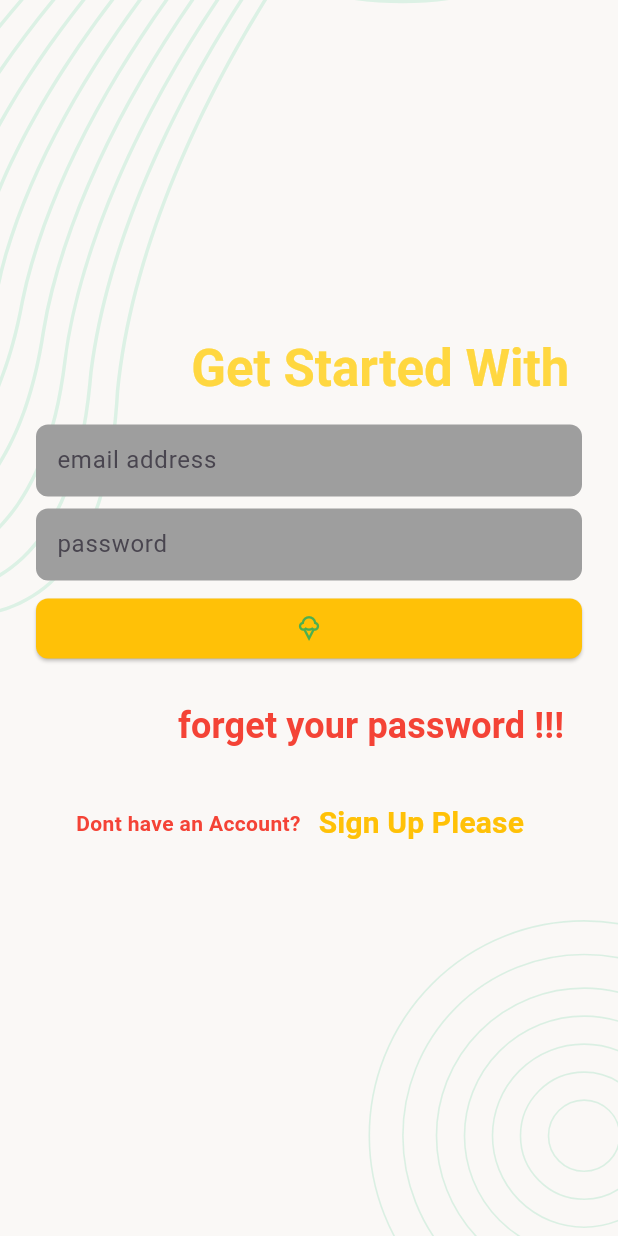
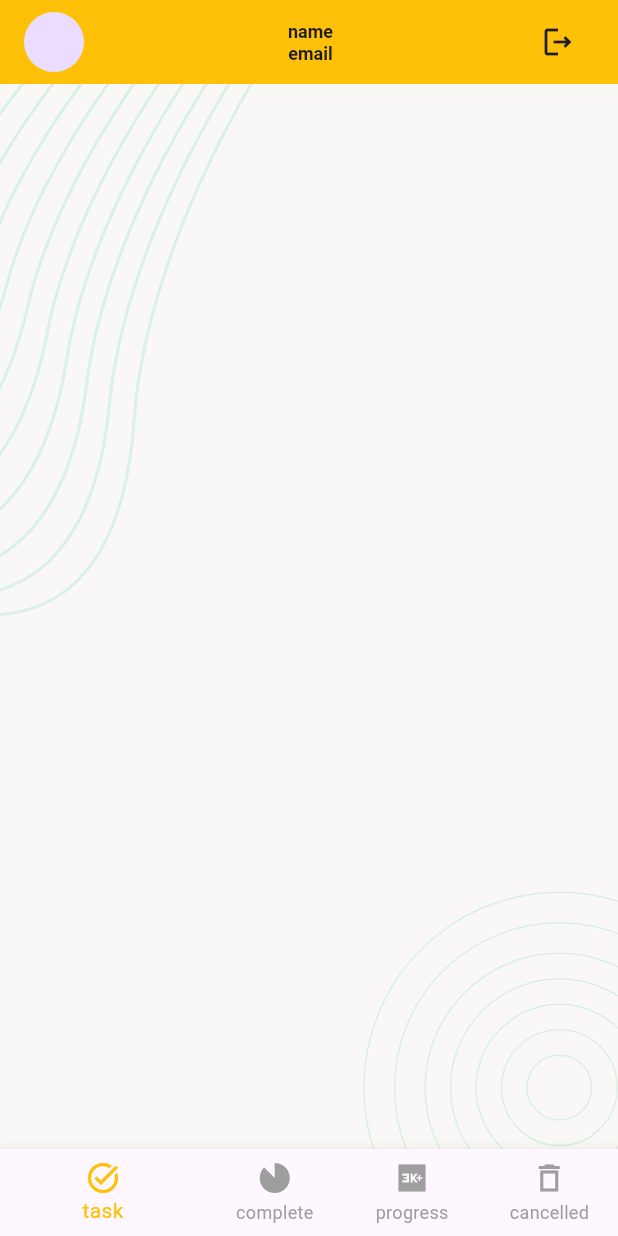
Before and after one commit to susandanne/Task_Manager_Project_in_Flutter, a Flutter app: the screen it shows after launch, after a tap on the "icecream" icon, on a phone screen of 412 x 824 dp. Run offline on Flutter 3.47's test engine with Material 3 defaults, Android fonts, the phone set to English and light mode, and no system bars; our stand-ins replace flutter_svg, pin_code_fields; missing offline and left inert: fvm.

Commit message:
bottom navigation done

```diff
--- a/lib/presentation/screens/email_verification_screen.dart
+++ b/lib/presentation/screens/email_verification_screen.dart
@@ -38,7 +38,7 @@ class _EmailVerificationScreenState extends State<EmailVerificationScreen> {
                   ),
                   Text(
                       'A 6 digit code sent to your email for verification ',
-                        style: TextStyle(fontWeight:FontWeight.bold,color: Colors.grey,fontSize:16 ),
+                        style: TextStyle(color: Colors.grey,fontSize:16 ),
                   ),   SizedBox(
                     height:8,
                   ),
@@ -58,10 +58,10 @@ class _EmailVerificationScreenState extends State<EmailVerificationScreen> {
 
                   Row(mainAxisAlignment:MainAxisAlignment.center,
                     children: [
-                    Text('have an Account !!!',style: TextStyle(color: Colors.red,fontWeight: FontWeight.bold),),
+                    Text('have an Account !!!',style: TextStyle(color: Colors.red),),
                     TextButton(onPressed:(){
                       Navigator.pop(context);
-                    }, child:Text('Sign In Please',style: TextStyle(color:Colors.amber,fontWeight: FontWeight.bold,fontSize:20 ),)),
+                    }, child:Text('Sign In Please',style: TextStyle(color:Colors.amber,fontSize:20 ),)),
                   ],)
                 ],
               ),
--- /dev/null
+++ b/lib/presentation/screens/mainBottomNavigationScreen.dart
@@ -0,0 +1,45 @@
+import 'package:flutter/material.dart';
+import 'package:task_manager_project_in_flutter/presentation/screens/newTask_screens.dart';
+
+import '../utilitites/Colors_App.dart';
+
+class BottomNaviagtion extends StatefulWidget {
+  const BottomNaviagtion({super.key});
+
+  @override
+  State<BottomNaviagtion> createState() => _BottomNaviagtionState();
+}
+
+class _BottomNaviagtionState extends State<BottomNaviagtion> {
+ int _currentIndex=0;
+ List<Widget>_TaskScreens=[ NewTask(),NewTask(),NewTask(),NewTask(),];
+  @override
+  Widget build(BuildContext context) {
+    return Scaffold(
+     body: _TaskScreens[_currentIndex],
+      bottomNavigationBar: BottomNavigationBar(items:
+      [
+        BottomNavigationBarItem(icon: Icon(Icons.task_alt_sharp),label: "task"),
+        BottomNavigationBarItem(icon: Icon(Icons.incomplete_circle_sharp),label: "complete"),
+        BottomNavigationBarItem(icon: Icon(Icons.three_k_plus_sharp),label: "progress"),
+        BottomNavigationBarItem(icon: Icon(Icons.delete_outline_sharp),label: "cancelled"),
+      ],
+      selectedItemColor:AppColor.ThemeColor,
+      unselectedItemColor: Colors.grey,
+
+       showUnselectedLabels: true,
+       currentIndex:_currentIndex,
+        onTap:(index){
+          _currentIndex=index;
+        if(mounted){
+
+          setState(() {
+
+          });
+        }
+        }
+
+      ),
+    );
+  }
+}
--- /dev/null
+++ b/lib/presentation/screens/newTask_screens.dart
@@ -0,0 +1,25 @@
+import 'package:flutter/material.dart';
+import 'package:task_manager_project_in_flutter/presentation/widgets/backGroundWidget.dart';
+import 'package:task_manager_project_in_flutter/presentation/widgets/profileLogoAppBarWidget.dart';
+
+class NewTask extends StatefulWidget {
+  const NewTask({super.key});
+
+  @override
+  State<NewTask> createState() => _NewTaskState();
+}
+
+class _NewTaskState extends State<NewTask> {
+
+  @override
+  Widget build(BuildContext context) {
+    return Scaffold(
+      appBar:profileAppBar,
+      body:backGroundWidget(
+        child:Column(
+          children: [],
+        ) ,
+      ),
+    );
+  }
+}
--- a/lib/presentation/screens/pin_verification_screen.dart
+++ b/lib/presentation/screens/pin_verification_screen.dart
@@ -43,7 +43,7 @@ class _pinVerificationScreenState extends State<pinVerificationScreen> {
                   ),
                   Text(
                       'A 6 digit code sent to your email for verification ',
-                        style: TextStyle(fontWeight:FontWeight.bold,color: Colors.grey,fontSize:16 ),
+                        style: TextStyle(color: Colors.grey,fontSize:16 ),
                   ),   SizedBox(
                     height: 8,
                   ),
@@ -88,12 +88,12 @@ class _pinVerificationScreenState extends State<pinVerificationScreen> {
 
                   Row(mainAxisAlignment:MainAxisAlignment.center,
                     children: [
-                    Text('have an Account !!!',style: TextStyle(color: Colors.red,fontWeight: FontWeight.bold),),
-                    TextButton(onPressed:(){
-                      Navigator.pushAndRemoveUntil(context, MaterialPageRoute(builder:(context)=>SignInScreen()), (route) => false);
-                    }, child:Text('Sign In Please',style: TextStyle(color:Colors.amber,fontWeight: FontWeight.bold,fontSize:20 ),)),
-                  ],)
-                ],
+                    Text('have an Account !!!',style: TextStyle(color: Colors.red),),
+                      TextButton(onPressed: (){
+                        Navigator.pushAndRemoveUntil(context,MaterialPageRoute(builder:(context)=>SignInScreen()), (route) => false);
+                      }, child: Text('Sign Please',style: TextStyle(color: Colors.amber,fontSize: 25),))
+                    ],
+                    )],
               ),
             ),
           ),
@@ -107,3 +107,7 @@ class _pinVerificationScreenState extends State<pinVerificationScreen> {
     super.dispose();
   }
 }
+// TextButton(onPressed:(){
+// Navigator.pushAndRemoveUntil(context, MaterialPageRoute(builder:(context)=>SignInScreen()), (route) => false);
+// }, child:Text('Sign In Please',style: TextStyle(color:Colors.amber,fontSize:20 ),
+// )],)
--- a/lib/presentation/screens/setpassword_screen.dart
+++ b/lib/presentation/screens/setpassword_screen.dart
@@ -41,7 +41,7 @@ class _setPasswordScreenState extends State<setPasswordScreen> {
                   ),
                   Text(
                       'Use A 8 digit letters with numbers  ',
-                        style: TextStyle(fontWeight:FontWeight.bold,color: Colors.grey,fontSize:16 ),
+                        style: TextStyle(color: Colors.grey,fontSize:16 ),
                   ),   SizedBox(
                     height: 8,
                   ),
@@ -66,10 +66,10 @@ class _setPasswordScreenState extends State<setPasswordScreen> {
 
                   Row(mainAxisAlignment:MainAxisAlignment.center,
                     children: [
-                    Text('have an Account !!!',style: TextStyle(color: Colors.red,fontWeight: FontWeight.bold),),
+                    Text('have an Account !!!',style: TextStyle(color: Colors.red,),),
                     TextButton(onPressed:(){
                       Navigator.pushAndRemoveUntil(context, MaterialPageRoute(builder:(context)=>SignInScreen()), (route) => false);
-                    }, child:Text('Sign In Please',style: TextStyle(color:Colors.amber,fontWeight: FontWeight.bold,fontSize:20 ),)),
+                    }, child:Text('Sign In Please',style: TextStyle(color:Colors.amber,fontSize:20 ),)),
                   ],)
                 ],
               ),
--- a/lib/presentation/screens/sign_in_screen.dart
+++ b/lib/presentation/screens/sign_in_screen.dart
@@ -1,5 +1,7 @@
 import 'package:flutter/material.dart';
 import 'package:task_manager_project_in_flutter/presentation/screens/email_verification_screen.dart';
+import 'package:task_manager_project_in_flutter/presentation/screens/mainBottomNavigationScreen.dart';
+import 'package:task_manager_project_in_flutter/presentation/screens/newTask_screens.dart';
 import 'package:task_manager_project_in_flutter/presentation/screens/signup_screen.dart';
 import 'package:task_manager_project_in_flutter/presentation/widgets/backGroundWidget.dart';
 
@@ -54,18 +56,20 @@ class _SignInScreenState extends State<SignInScreen> {
                     height: 8,
                   ),
                   SizedBox(width:double.infinity,
-                      child:ElevatedButton(onPressed:(){}, child: Icon(Icons.icecream_outlined))),
+                      child:ElevatedButton(onPressed:(){
+                        Navigator.pushAndRemoveUntil(context,MaterialPageRoute(builder: (context)=>BottomNaviagtion()), (route) => false);
+                      }, child: Icon(Icons.icecream_outlined))),
                   SizedBox(height: 16,),
                   TextButton(onPressed:(){
                     Navigator.push(context, MaterialPageRoute(builder: (context)=>EmailVerificationScreen()));
-                  }, child:Text('forget your password !!!',style: TextStyle(color:Colors.red,fontWeight: FontWeight.bold,fontSize: 24 ),)),
+                  }, child:Text('forget your password !!!',style: TextStyle(color:Colors.red,fontSize: 24 ),)),
                   SizedBox(height: 16,),
                   Row(mainAxisAlignment:MainAxisAlignment.center,
                     children: [
-                    Text('Dont have an Account?',style: TextStyle(color: Colors.red,fontWeight: FontWeight.bold),),
+                    Text('Dont have an Account?',style: TextStyle(color: Colors.red),),
                     TextButton(onPressed:(){
                       Navigator.push(context,MaterialPageRoute(builder:(context)=>signUp()));
-                    }, child:Text('Sign Up Please',style: TextStyle(color:Colors.amber,fontWeight: FontWeight.bold,fontSize:20 ),)),
+                    }, child:Text('Sign Up Please',style: TextStyle(color:Colors.amber,fontSize:20 ),)),
                   ],)
                 ],
               ),
--- a/lib/presentation/screens/signup_screen.dart
+++ b/lib/presentation/screens/signup_screen.dart
@@ -85,7 +85,7 @@ class _signUpState extends State<signUp> {
                       Text(
                         ' have an Account !!!',
                         style: TextStyle(
-                            color: Colors.red, fontWeight: FontWeight.bold),
+                            color: Colors.red,),
                       ),
                       TextButton(
                           onPressed: () {
@@ -95,7 +95,7 @@ class _signUpState extends State<signUp> {
                             'Sign In Please',
                             style: TextStyle(
                                 color: Colors.amber,
-                                fontWeight: FontWeight.bold,
+
                                 fontSize: 20),
                           )),
                     ],
--- /dev/null
+++ b/lib/presentation/widgets/profileLogoAppBarWidget.dart
@@ -0,0 +1,15 @@
+import 'package:flutter/cupertino.dart';
+import 'package:flutter/material.dart';
+import 'package:flutter/widgets.dart';
+import 'package:task_manager_project_in_flutter/presentation/utilitites/Colors_App.dart';
+
+PreferredSizeWidget get profileAppBar{
+  return AppBar(
+    backgroundColor: AppColor.ThemeColor,
+    title:Row(
+      children: [CircleAvatar(),SizedBox(width: 10,),
+        Expanded(child: Column(children: [Text('name',style:TextStyle(fontSize:12 ) ,),SizedBox(width: 10,),Text('email',style:TextStyle(fontSize:12 ),)],)),
+        IconButton(onPressed: (){}, icon:Icon(Icons.logout_outlined),)],
+    ) ,
+  );
+}
```
Also changed, not shown: pubspec.lock, 1 other file.
